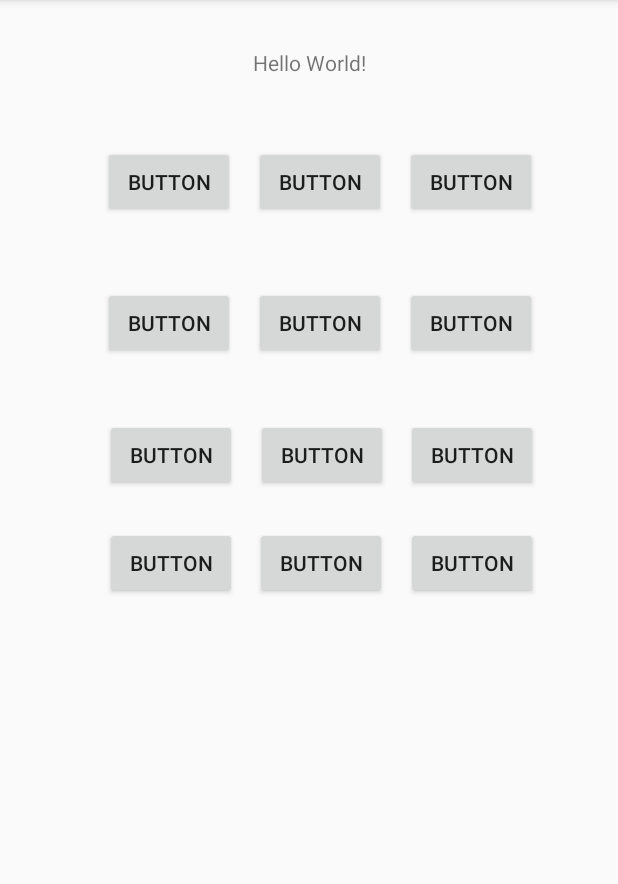
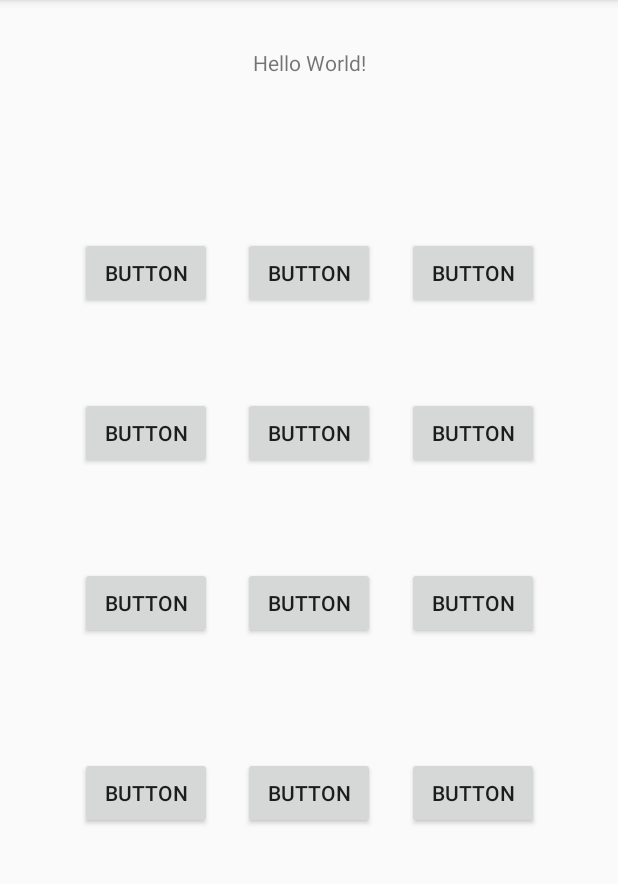
Before and after one commit to Cris-Alvarado/Actividad2, an Android app: the screen it shows after launch (MainActivity), on a phone screen of 412 x 824 dp, the part 84-968 px from its top. Run offline under Robolectric (Android 15) with nearby library versions, the phone set to English and light mode, and no system bars.

Commit message:
Modificacion del orden

```diff
--- a/app/src/main/res/layout/activity_main.xml
+++ b/app/src/main/res/layout/activity_main.xml
@@ -20,9 +20,9 @@
         android:id="@+id/button"
         android:layout_width="wrap_content"
         android:layout_height="wrap_content"
-        android:layout_marginStart="56dp"
+        android:layout_marginStart="32dp"
         android:text="Button"
-        app:layout_constraintBottom_toTopOf="@+id/button4"
+        app:layout_constraintBottom_toBottomOf="@+id/button4"
         app:layout_constraintEnd_toStartOf="@+id/button2"
         app:layout_constraintStart_toStartOf="parent"
         app:layout_constraintTop_toBottomOf="@+id/textView2" />
@@ -32,19 +32,18 @@
         android:layout_width="wrap_content"
         android:layout_height="wrap_content"
         android:text="Button"
-        app:layout_constraintBottom_toTopOf="@+id/button5"
+        app:layout_constraintBottom_toBottomOf="@+id/button5"
         app:layout_constraintEnd_toStartOf="@id/button3"
         app:layout_constraintStart_toEndOf="@id/button"
-
         app:layout_constraintTop_toBottomOf="@+id/textView2" />
 
     <Button
         android:id="@+id/button3"
         android:layout_width="wrap_content"
         android:layout_height="wrap_content"
-        android:layout_marginEnd="41dp"
+        android:layout_marginEnd="32dp"
         android:text="Button"
-        app:layout_constraintBottom_toTopOf="@+id/button6"
+        app:layout_constraintBottom_toBottomOf="@+id/button6"
         app:layout_constraintEnd_toEndOf="parent"
         app:layout_constraintStart_toEndOf="@+id/button2"
         app:layout_constraintTop_toBottomOf="@+id/textView2" />
@@ -53,12 +52,11 @@
         android:id="@+id/button4"
         android:layout_width="wrap_content"
         android:layout_height="wrap_content"
-        android:layout_marginStart="56dp"
+        android:layout_marginStart="32dp"
         android:layout_marginTop="100dp"
         android:text="Button"
-        app:layout_constraintBottom_toTopOf="@+id/button7"
+        app:layout_constraintBottom_toBottomOf="@+id/button7"
         app:layout_constraintEnd_toStartOf="@+id/button5"
-        app:layout_constraintHorizontal_bias="0.533"
         app:layout_constraintStart_toStartOf="parent"
         app:layout_constraintTop_toBottomOf="@+id/textView2" />
 
@@ -68,9 +66,8 @@
         android:layout_height="wrap_content"
         android:layout_marginTop="100dp"
         android:text="Button"
-        app:layout_constraintBottom_toTopOf="@+id/button8"
+        app:layout_constraintBottom_toBottomOf="@+id/button8"
         app:layout_constraintEnd_toStartOf="@id/button6"
-
         app:layout_constraintStart_toEndOf="@id/button4"
         app:layout_constraintTop_toBottomOf="@+id/textView2" />
 
@@ -79,9 +76,9 @@
         android:layout_width="wrap_content"
         android:layout_height="wrap_content"
         android:layout_marginTop="100dp"
-        android:layout_marginEnd="41dp"
+        android:layout_marginEnd="32dp"
         android:text="Button"
-        app:layout_constraintBottom_toTopOf="@+id/button9"
+        app:layout_constraintBottom_toBottomOf="@+id/button9"
         app:layout_constraintEnd_toEndOf="parent"
         app:layout_constraintStart_toEndOf="@+id/button5"
         app:layout_constraintTop_toBottomOf="@+id/textView2" />
@@ -90,12 +87,11 @@
         android:id="@+id/button7"
         android:layout_width="wrap_content"
         android:layout_height="wrap_content"
-        android:layout_marginStart="56dp"
-        android:layout_marginTop="204dp"
+        android:layout_marginStart="32dp"
+        android:layout_marginTop="200dp"
         android:text="Button"
-        app:layout_constraintBottom_toTopOf="@+id/button10"
+        app:layout_constraintBottom_toBottomOf="@+id/button10"
         app:layout_constraintEnd_toStartOf="@+id/button8"
-        app:layout_constraintHorizontal_bias="0.541"
         app:layout_constraintStart_toStartOf="parent"
         app:layout_constraintTop_toBottomOf="@+id/textView2" />
 
@@ -103,11 +99,10 @@
         android:id="@+id/button8"
         android:layout_width="wrap_content"
         android:layout_height="wrap_content"
-        android:layout_marginTop="204dp"
+        android:layout_marginTop="200dp"
         android:text="Button"
-        app:layout_constraintBottom_toTopOf="@+id/button11"
+        app:layout_constraintBottom_toBottomOf="@+id/button11"
         app:layout_constraintEnd_toStartOf="@id/button7"
-
         app:layout_constraintStart_toEndOf="@id/button9"
         app:layout_constraintTop_toBottomOf="@+id/textView2" />
 
@@ -115,10 +110,10 @@
         android:id="@+id/button9"
         android:layout_width="wrap_content"
         android:layout_height="wrap_content"
-        android:layout_marginTop="204dp"
-        android:layout_marginEnd="41dp"
+        android:layout_marginTop="200dp"
+        android:layout_marginEnd="32dp"
         android:text="Button"
-        app:layout_constraintBottom_toTopOf="@+id/button12"
+        app:layout_constraintBottom_toBottomOf="@+id/button12"
         app:layout_constraintEnd_toEndOf="parent"
         app:layout_constraintStart_toEndOf="@+id/button8"
         app:layout_constraintTop_toBottomOf="@+id/textView2" />
@@ -127,11 +122,12 @@
         android:id="@+id/button10"
         android:layout_width="wrap_content"
         android:layout_height="wrap_content"
-        android:layout_marginStart="56dp"
+        android:layout_marginStart="32dp"
         android:layout_marginTop="300dp"
+        android:layout_marginBottom="62dp"
         android:text="Button"
+        app:layout_constraintBottom_toBottomOf="parent"
         app:layout_constraintEnd_toStartOf="@+id/button11"
-        app:layout_constraintHorizontal_bias="0.541"
         app:layout_constraintStart_toStartOf="parent"
         app:layout_constraintTop_toBottomOf="@+id/textView2" />
 
@@ -140,10 +136,10 @@
         android:layout_width="wrap_content"
         android:layout_height="wrap_content"
         android:layout_marginTop="300dp"
+        android:layout_marginBottom="62dp"
         android:text="Button"
+        app:layout_constraintBottom_toBottomOf="parent"
         app:layout_constraintEnd_toStartOf="@id/button10"
-        app:layout_constraintHorizontal_bias="0.501"
-
         app:layout_constraintStart_toEndOf="@id/button12"
         app:layout_constraintTop_toBottomOf="@+id/textView2" />
 
@@ -152,10 +148,11 @@
         android:layout_width="wrap_content"
         android:layout_height="wrap_content"
         android:layout_marginTop="300dp"
-        android:layout_marginEnd="41dp"
+        android:layout_marginEnd="32dp"
+        android:layout_marginBottom="62dp"
         android:text="Button"
+        app:layout_constraintBottom_toBottomOf="parent"
         app:layout_constraintEnd_toEndOf="parent"
-        app:layout_constraintHorizontal_bias="0.52"
         app:layout_constraintStart_toEndOf="@+id/button11"
         app:layout_constraintTop_toBottomOf="@+id/textView2" />
 
```
